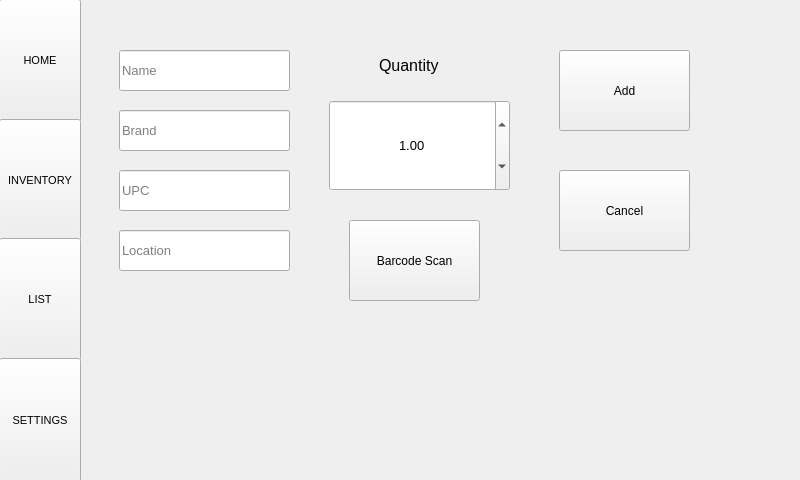
Before: the Qt Designer form mainwindow.ui in jspinn/Foodventory, drawn with Qt 5.
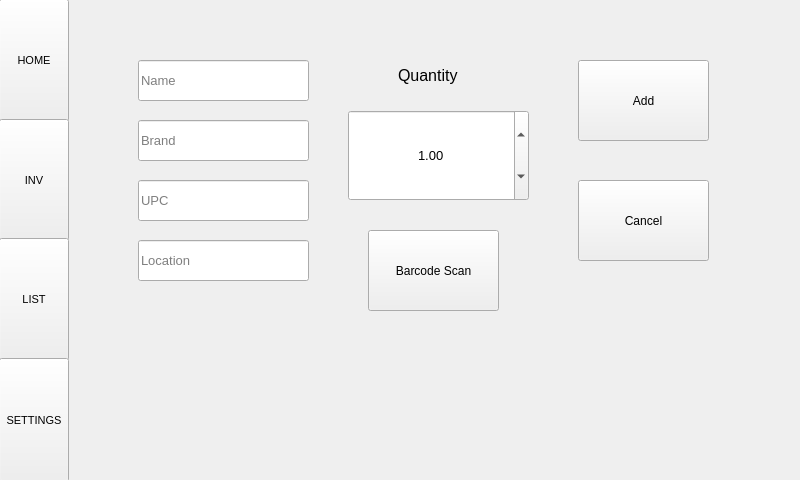
After: the same form once the commit is applied. The open tabs and pages were chosen to show the change.

Patch:
```diff
--- a/mainwindow.ui
+++ b/mainwindow.ui
@@ -25,9 +25,9 @@
    <widget class="QStackedWidget" name="stackedWidget">
     <property name="geometry">
      <rect>
-      <x>79</x>
+      <x>68</x>
       <y>0</y>
-      <width>722</width>
+      <width>732</width>
       <height>480</height>
      </rect>
     </property>
@@ -330,8 +330,8 @@
      <widget class="QLineEdit" name="nameLineEdit">
       <property name="geometry">
        <rect>
-        <x>40</x>
-        <y>50</y>
+        <x>70</x>
+        <y>60</y>
         <width>171</width>
         <height>41</height>
        </rect>
@@ -348,8 +348,8 @@
      <widget class="QLineEdit" name="brandLineEdit">
       <property name="geometry">
        <rect>
-        <x>40</x>
-        <y>110</y>
+        <x>70</x>
+        <y>120</y>
         <width>171</width>
         <height>41</height>
        </rect>
@@ -366,8 +366,8 @@
      <widget class="QLineEdit" name="upcLineEdit">
       <property name="geometry">
        <rect>
-        <x>40</x>
-        <y>170</y>
+        <x>70</x>
+        <y>180</y>
         <width>171</width>
         <height>41</height>
        </rect>
@@ -390,8 +390,8 @@
      <widget class="QLineEdit" name="locationLineEdit">
       <property name="geometry">
        <rect>
-        <x>40</x>
-        <y>230</y>
+        <x>70</x>
+        <y>240</y>
         <width>171</width>
         <height>41</height>
        </rect>
@@ -414,8 +414,8 @@
      <widget class="QPushButton" name="manualAddButton">
       <property name="geometry">
        <rect>
-        <x>480</x>
-        <y>50</y>
+        <x>510</x>
+        <y>60</y>
         <width>131</width>
         <height>81</height>
        </rect>
@@ -427,8 +427,8 @@
      <widget class="QPushButton" name="manualCancelButton">
       <property name="geometry">
        <rect>
-        <x>480</x>
-        <y>170</y>
+        <x>510</x>
+        <y>180</y>
         <width>131</width>
         <height>81</height>
        </rect>
@@ -440,8 +440,8 @@
      <widget class="QLabel" name="label">
       <property name="geometry">
        <rect>
-        <x>300</x>
-        <y>50</y>
+        <x>330</x>
+        <y>60</y>
         <width>81</width>
         <height>31</height>
        </rect>
@@ -458,8 +458,8 @@
      <widget class="QPushButton" name="barcodeScanButton">
       <property name="geometry">
        <rect>
-        <x>270</x>
-        <y>220</y>
+        <x>300</x>
+        <y>230</y>
         <width>131</width>
         <height>81</height>
        </rect>
@@ -471,8 +471,8 @@
      <widget class="QDoubleSpinBox" name="quantitySpinBox">
       <property name="geometry">
        <rect>
-        <x>250</x>
-        <y>100</y>
+        <x>280</x>
+        <y>110</y>
         <width>181</width>
         <height>91</height>
        </rect>
@@ -496,7 +496,7 @@
      <rect>
       <x>-1</x>
       <y>-1</y>
-      <width>82</width>
+      <width>70</width>
       <height>123</height>
      </rect>
     </property>
@@ -514,7 +514,7 @@
      <rect>
       <x>-1</x>
       <y>119</y>
-      <width>82</width>
+      <width>70</width>
       <height>122</height>
      </rect>
     </property>
@@ -524,7 +524,7 @@
      </font>
     </property>
     <property name="text">
-     <string>INVENTORY</string>
+     <string>INV</string>
     </property>
    </widget>
    <widget class="QPushButton" name="listButton">
@@ -532,7 +532,7 @@
      <rect>
       <x>-1</x>
       <y>238</y>
-      <width>82</width>
+      <width>70</width>
       <height>123</height>
      </rect>
     </property>
@@ -550,7 +550,7 @@
      <rect>
       <x>-1</x>
       <y>358</y>
-      <width>82</width>
+      <width>70</width>
       <height>124</height>
      </rect>
     </property>
```
Left out of the diff: 80 changed lines with no effect on the pictures.
